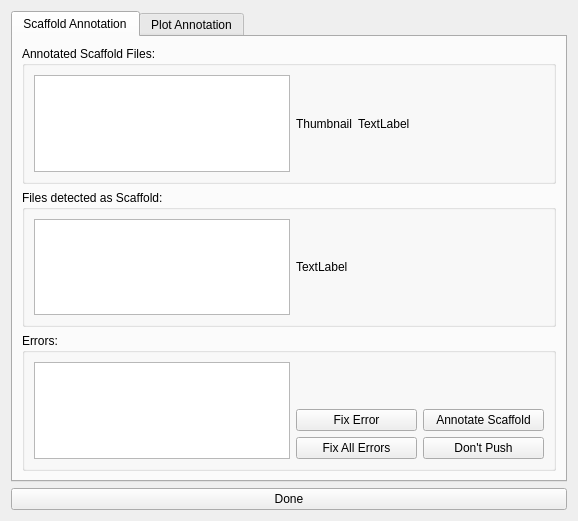
Before: the Qt Designer form mapclientplugins/sparccurationhelperstep/qt/sparccurationhelperwidget.ui in mapclient-plugins/mapclientplugins.sparccurationhelperstep, drawn with Qt 5.
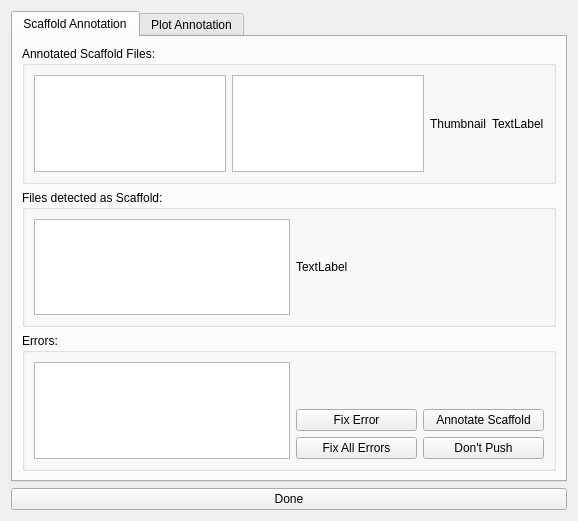
After: the same form once the commit is applied.

Commit message: Add listview for scaffold views.

Patch:
```diff
--- a/mapclientplugins/sparccurationhelperstep/qt/sparccurationhelperwidget.ui
+++ b/mapclientplugins/sparccurationhelperstep/qt/sparccurationhelperwidget.ui
@@ -30,7 +30,7 @@
           <string>Annotated Scaffold Files:</string>
          </property>
          <layout class="QGridLayout" name="gridLayout">
-          <item row="0" column="2">
+          <item row="0" column="3">
            <widget class="QLabel" name="scaffold_annotation_label">
             <property name="sizePolicy">
              <sizepolicy hsizetype="Expanding" vsizetype="Expanding">
@@ -47,6 +47,9 @@
            <widget class="QListView" name="scaffold_annotations_listView"/>
           </item>
           <item row="0" column="1">
+           <widget class="QListView" name="scaffold_views_listView"/>
+          </item>
+          <item row="0" column="2">
            <widget class="QLabel" name="thumbnail_preview_label">
             <property name="sizePolicy">
              <sizepolicy hsizetype="Minimum" vsizetype="Minimum">
```
Lines whose indentation alone changed are shown as unchanged. The commit also changes 2 other files.
